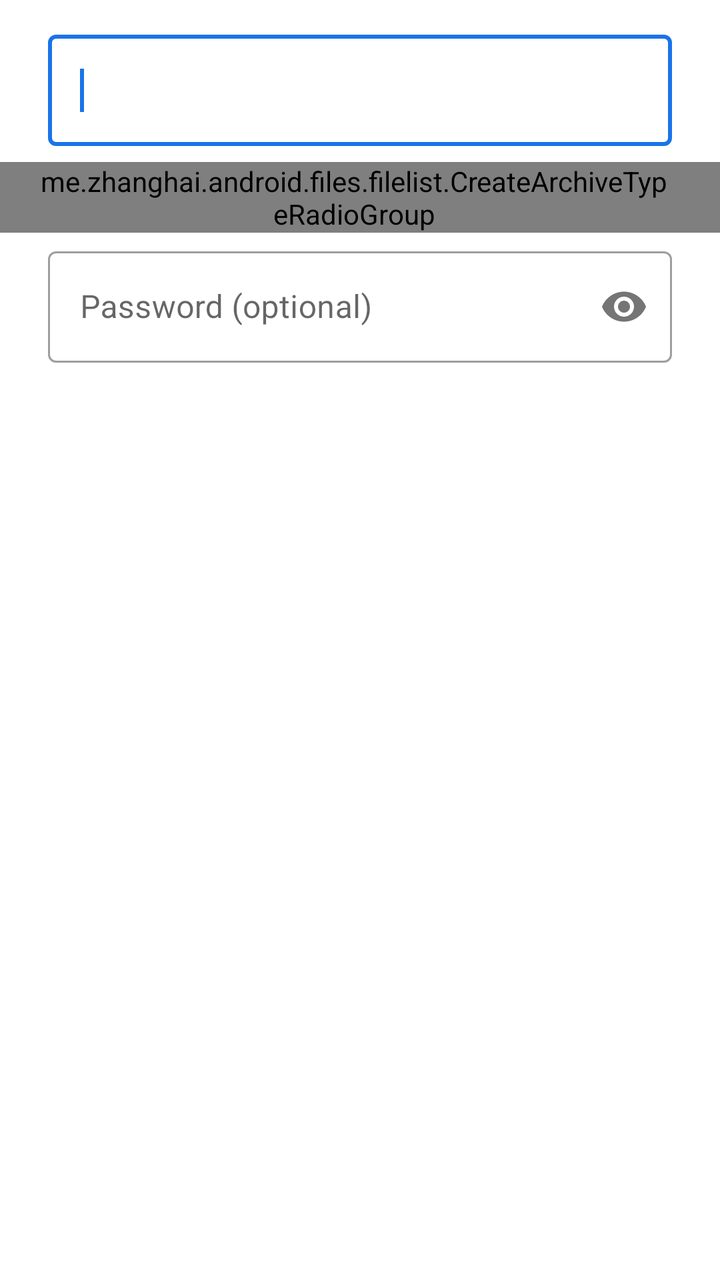
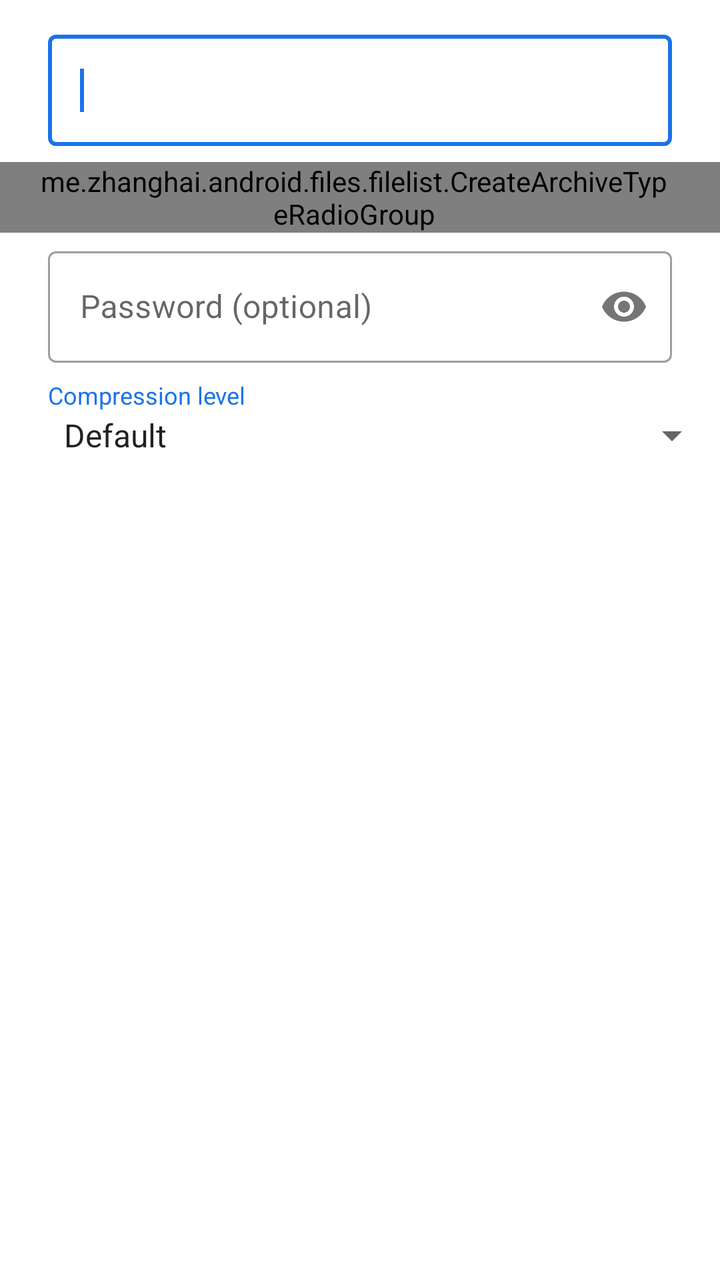

Compare the two renders of this Android layout. The source of the first and the diff that turns it into the second are given below.
<!-- AndroidManifest.xml: application theme Theme.NexFiles -->
<!-- res/layout/create_archive_dialog.xml -->
<?xml version="1.0" encoding="utf-8"?>
<FrameLayout
    xmlns:android="http://schemas.android.com/apk/res/android"
    xmlns:app="http://schemas.android.com/apk/res-auto"
    android:layout_width="match_parent"
    android:layout_height="wrap_content"
    android:paddingTop="@dimen/abc_dialog_title_divider_material">

    <androidx.core.widget.NestedScrollView
        android:layout_width="match_parent"
        android:layout_height="wrap_content"
        android:scrollbars="vertical"
        android:scrollIndicators="top|bottom">

        <LinearLayout
            android:layout_width="match_parent"
            android:layout_height="wrap_content"
            android:orientation="vertical">

            <include layout="@layout/name_dialog_name_include" />

            <me.zhanghai.android.files.filelist.CreateArchiveTypeRadioGroup
                android:id="@+id/typeGroup"
                android:layout_width="match_parent"
                android:layout_height="wrap_content"
                android:layout_marginTop="8dp"
                android:paddingStart="@dimen/dialog_padding_minus_6dp"
                android:paddingEnd="@dimen/dialog_padding"
                android:orientation="horizontal">

                <RadioButton
                    android:id="@+id/zipRadio"
                    android:layout_width="0dp"
                    android:layout_height="wrap_content"
                    android:minHeight="@dimen/dense_single_line_list_item_height"
                    android:layout_weight="1"
                    android:text="@string/file_create_archive_type_zip"
                    android:textAppearance="?textAppearanceListItem" />

                <RadioButton
                    android:id="@+id/tarXzRadio"
                    android:layout_width="0dp"
                    android:layout_height="wrap_content"
                    android:minHeight="@dimen/dense_single_line_list_item_height"
                    android:layout_weight="1"
                    android:text="@string/file_create_archive_type_tar_xz"
                    android:textAppearance="?textAppearanceListItem" />

                <RadioButton
                    android:id="@+id/sevenZRadio"
                    android:layout_width="0dp"
                    android:layout_height="wrap_content"
                    android:minHeight="@dimen/dense_single_line_list_item_height"
                    android:layout_weight="1"
                    android:text="@string/file_create_archive_type_7z"
                    android:textAppearance="?textAppearanceListItem"
                    android:visibility="@integer/create_archive_type_seven_z_visibility" />
            </me.zhanghai.android.files.filelist.CreateArchiveTypeRadioGroup>

            <com.google.android.material.textfield.TextInputLayout
                android:id="@+id/passwordLayout"
                android:layout_width="match_parent"
                android:layout_height="wrap_content"
                android:layout_marginStart="?dialogPreferredPadding"
                android:layout_marginEnd="?dialogPreferredPadding"
                android:layout_marginTop="4dp"
                android:hint="@string/file_create_archive_password"
                app:passwordToggleEnabled="true">

                <com.google.android.material.textfield.TextInputEditText
                    android:id="@+id/passwordEdit"
                    android:layout_width="match_parent"
                    android:layout_height="wrap_content"
                    android:inputType="textPassword" />
            </com.google.android.material.textfield.TextInputLayout>
        </LinearLayout>
    </androidx.core.widget.NestedScrollView>
</FrameLayout>
<!-- res/layout/name_dialog_name_include.xml (included above) -->
<?xml version="1.0" encoding="utf-8"?>
<merge xmlns:android="http://schemas.android.com/apk/res/android">

    <com.google.android.material.textfield.TextInputLayout
        android:id="@+id/nameLayout"
        android:layout_width="match_parent"
        android:layout_height="wrap_content"
        android:layout_marginStart="?dialogPreferredPadding"
        android:layout_marginEnd="?dialogPreferredPadding"
        android:layout_marginTop="4dp">

        <com.google.android.material.textfield.TextInputEditText
            android:id="@+id/nameEdit"
            android:layout_width="match_parent"
            android:layout_height="wrap_content"
            android:importantForAutofill="no"
            android:inputType="text">
            <requestFocus />
        </com.google.android.material.textfield.TextInputEditText>
    </com.google.android.material.textfield.TextInputLayout>
</merge>
<!-- resources referenced by this layout -->
<resources>
  <dimen name="dense_single_line_list_item_height">40dp</dimen>
  <dimen name="dialog_padding">24dp</dimen>
  <dimen name="dialog_padding_minus_6dp">18dp</dimen>
  <integer name="create_archive_type_seven_z_visibility">@integer/visibility_gone</integer>
  <string name="file_create_archive_password">Password (optional)</string>
  <string name="file_create_archive_type_7z">.7z</string>
  <string name="file_create_archive_type_tar_xz">.tar.xz</string>
  <string name="file_create_archive_type_zip">.zip</string>
  <style name="Theme.NexFiles" parent="Base.Theme.NexFiles" />
  <style name="Platform.Theme.NexFiles" parent="Platform.V21.Theme.NexFiles" />
  <style name="ThemeOverlay.NexFiles.ActionBar" parent="">
          <item name="colorControlNormal">?android:textColorPrimary</item>
          <item name="searchViewStyle">@style/Widget.AppCompat.SearchView.ActionBar</item>
      </style>
  <style name="ThemeOverlay.NexFiles.ActionBarPopup" parent="">
          <item name="colorControlNormal">?android:textColorSecondary</item>
          <item name="searchViewStyle">@style/Widget.AppCompat.SearchView</item>
      </style>
  <color name="color_primary">@color/color_primary_light</color>
  <color name="color_surface">@color/color_surface_light</color>
  <style name="ShapeAppearance.NexFiles.MediumComponent" parent="ShapeAppearance.MaterialComponents.MediumComponent">
          <item name="cornerSize">8dp</item>
      </style>
  <style name="Preference.NexFiles.SwitchPreferenceCompat" parent="Preference.SwitchPreferenceCompat.Material">
          <item name="android:widgetLayout">@layout/switch_preference_compat_widget</item>
      </style>
  <style name="Platform.V21.Theme.NexFiles" parent="Theme.MaterialComponents.DayNight.NoActionBar">
          <item name="colorPrimaryDark">@color/system_window_scrim_compat</item>
      </style>
  <color name="color_primary_light">@color/google_blue_600</color>
  <color name="color_surface_light">@android:color/white</color>
  <dimen name="navigation_item_horizontal_padding">24dp</dimen>
  <style name="ShapeAppearanceOverlay.NexFiles.NavigationView.Item" parent="">
          <item name="cornerSize">50%</item>
          <item name="cornerSizeTopLeft">0dp</item>
          <item name="cornerSizeBottomLeft">0dp</item>
      </style>
  <dimen name="navigation_item_icon_padding">24dp</dimen>
  <color name="system_window_scrim_compat">@color/system_window_scrim_light_compat</color>
  <color name="google_blue_600">#1A73E8</color>
  <color name="system_window_scrim_light_compat">#44000000</color>
  <!-- unchanged entries left out for length: 4 -->
</resources>

<!-- the commit's change to res/layout/create_archive_dialog.xml (unified diff, before → after) -->
@@ -73,6 +73,24 @@
                     android:layout_height="wrap_content"
                     android:inputType="textPassword" />
             </com.google.android.material.textfield.TextInputLayout>
+
+            <TextView
+                android:layout_width="match_parent"
+                android:layout_height="wrap_content"
+                android:layout_marginStart="?dialogPreferredPadding"
+                android:layout_marginEnd="?dialogPreferredPadding"
+                android:layout_marginTop="8dp"
+                android:text="@string/file_create_archive_compression_level"
+                android:textColor="?colorAccent"
+                android:textSize="12sp" />
+
+            <Spinner
+                android:id="@+id/compressionLevelSpinner"
+                android:layout_width="match_parent"
+                android:layout_height="wrap_content"
+                android:paddingStart="?dialogPreferredPadding"
+                android:paddingEnd="?dialogPreferredPadding"
+                android:entries="@array/create_archive_compression_levels" />
         </LinearLayout>
     </androidx.core.widget.NestedScrollView>
 </FrameLayout>
<!-- resource entries referenced after the edit -->
@@ -1,14 +1,33 @@
 <!-- resources referenced by this layout -->
 <resources>
+  <string-array name="create_archive_compression_levels">
+          <item>@string/file_create_archive_compression_level_default</item>
+          <item>@string/file_create_archive_compression_level_store</item>
+          <item>@string/file_create_archive_compression_level_1</item>
+          <item>@string/file_create_archive_compression_level_3</item>
+          <item>@string/file_create_archive_compression_level_5</item>
+          <item>@string/file_create_archive_compression_level_6</item>
+          <item>@string/file_create_archive_compression_level_7</item>
+          <item>@string/file_create_archive_compression_level_9</item>
+      </string-array>
   <dimen name="dense_single_line_list_item_height">40dp</dimen>
   <dimen name="dialog_padding">24dp</dimen>
   <dimen name="dialog_padding_minus_6dp">18dp</dimen>
   <integer name="create_archive_type_seven_z_visibility">@integer/visibility_gone</integer>
+  <string name="file_create_archive_compression_level">Compression level</string>
   <string name="file_create_archive_password">Password (optional)</string>
   <string name="file_create_archive_type_7z">.7z</string>
   <string name="file_create_archive_type_tar_xz">.tar.xz</string>
   <string name="file_create_archive_type_zip">.zip</string>
   <style name="Theme.NexFiles" parent="Base.Theme.NexFiles" />
+  <string name="file_create_archive_compression_level_default">Default</string>
+  <string name="file_create_archive_compression_level_store">Store (no compression)</string>
+  <string name="file_create_archive_compression_level_1">1 – Fastest</string>
+  <string name="file_create_archive_compression_level_3">3</string>
+  <string name="file_create_archive_compression_level_5">5</string>
+  <string name="file_create_archive_compression_level_6">6 – Normal</string>
+  <string name="file_create_archive_compression_level_7">7</string>
+  <string name="file_create_archive_compression_level_9">9 – Best</string>
   <style name="Platform.Theme.NexFiles" parent="Platform.V21.Theme.NexFiles" />
   <style name="ThemeOverlay.NexFiles.ActionBar" parent="">
           <item name="colorControlNormal">?android:textColorPrimary</item>
